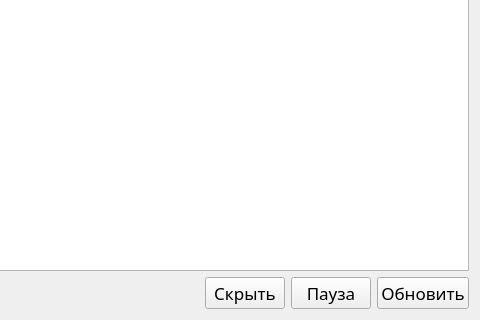
Above: app/vkGroupPosts.ui from sagitovich/lex before the change; both pictures show x 164 to 644 and y 279 to 599 of the 644 by 599 pixel window. Below: the same form after it.
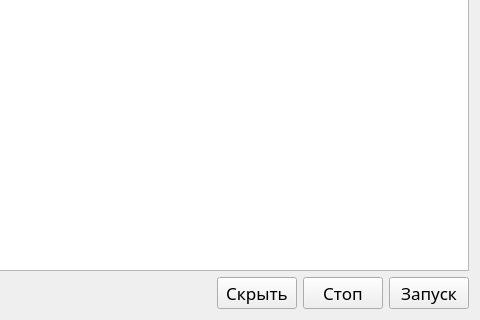
That is the form after the change.

The edit to the form file:
```diff
--- a/app/vkGroupPosts.ui
+++ b/app/vkGroupPosts.ui
@@ -240,7 +240,7 @@
         </font>
        </property>
        <property name="text">
-        <string>Пауза</string>
+        <string>Стоп</string>
        </property>
       </widget>
      </item>
@@ -261,7 +261,7 @@
         </font>
        </property>
        <property name="text">
-        <string>Обновить</string>
+        <string>Запуск</string>
        </property>
        <property name="shortcut">
         <string>Return</string>
```
